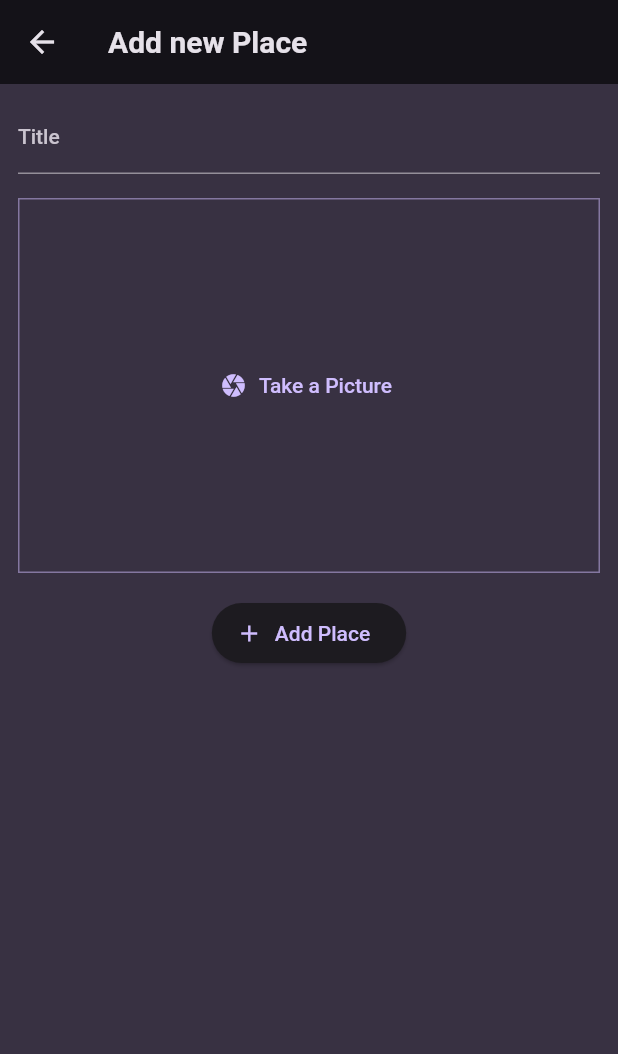
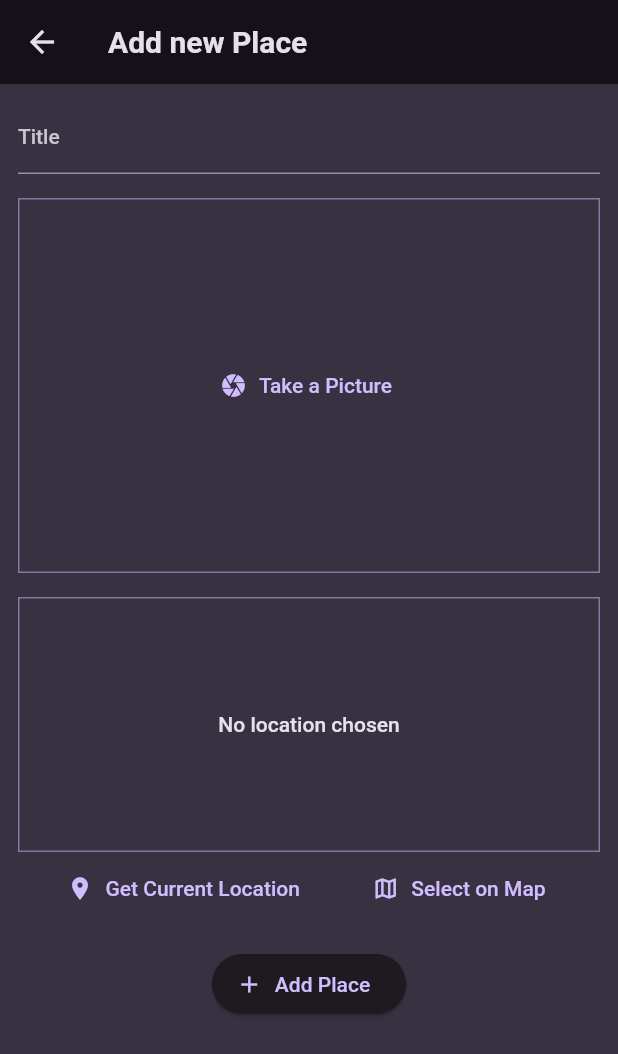
Before and after one commit to omerkincal/marked_locations, a Flutter app: the AddPlaceScreen screen opened directly, on a phone screen of 412 x 824 dp. Shown: the top 1054 px of the screen. Run offline on Flutter 3.47's test engine with Material 2 defaults, Android fonts, the light colour scheme and no system bars; our stand-ins replace flutter_riverpod, google_fonts, image_picker, location.

Commit message:
location version problem solved

```diff
--- a/lib/screens/add_place.dart
+++ b/lib/screens/add_place.dart
@@ -1,10 +1,11 @@
 import 'dart:io';
 
-import 'package:favorite_places/widgets/image_input.dart';
 import 'package:flutter/material.dart';
 import 'package:flutter_riverpod/flutter_riverpod.dart';
 
 import 'package:favorite_places/providers/user_places.dart';
+import 'package:favorite_places/widgets/image_input.dart';
+import 'package:favorite_places/widgets/location_input.dart';
 
 class AddPlaceScreen extends ConsumerStatefulWidget {
   const AddPlaceScreen({super.key});
@@ -62,6 +63,8 @@ class _AddPlaceScreenState extends ConsumerState<AddPlaceScreen> {
               },
             ),
             const SizedBox(height: 16),
+            LocationInput(),
+            const SizedBox(height: 16),
             ElevatedButton.icon(
               onPressed: _savePlace,
               icon: const Icon(Icons.add),
--- a/lib/widgets/location_input.dart
+++ b/lib/widgets/location_input.dart
@@ -0,0 +1,106 @@
+import 'dart:convert';
+
+import 'package:flutter/material.dart';
+import 'package:location/location.dart';
+import 'package:http/http.dart' as http;
+
+class LocationInput extends StatefulWidget {
+  const LocationInput({super.key});
+
+  @override
+  State<LocationInput> createState() => _LocationInputState();
+}
+
+class _LocationInputState extends State<LocationInput> {
+  // Location? _pickedLoaction;
+  var _isGettingLocation = false;
+
+  Future<void> _getCurrentLocation() async {
+    Location location = Location();
+
+    bool serviceEnabled;
+    PermissionStatus permissionGranted;
+    LocationData locationData;
+
+    serviceEnabled = await location.serviceEnabled();
+    if (!serviceEnabled) {
+      serviceEnabled = await location.requestService();
+      if (!serviceEnabled) {
+        return;
+      }
+    }
+
+    permissionGranted = await location.hasPermission();
+    if (permissionGranted == PermissionStatus.denied) {
+      permissionGranted = await location.requestPermission();
+      if (permissionGranted != PermissionStatus.granted) {
+        return;
+      }
+    }
+    setState(() {
+      _isGettingLocation = true;
+    });
+
+    locationData = await location.getLocation();
+    final lat = locationData.latitude;
+    final lng = locationData.longitude;
+
+    final url = Uri.parse(
+        'https://maps.googleapis.com/maps/api/geocode/json?latlng=$lat,$lng&key=AIzaSyDNTdd6U6AIrDLXk0taUuTU4_jAaU4JMkE');
+    final response = await http.get(url);
+    final responseData = json.decode(response.body);
+    final address = responseData['results'][0]['formatted_address'];
+    setState(() {
+      _isGettingLocation = false;
+    });
+    // debugPrint(locationData.latitude.toString());
+    // debugPrint(locationData.longitude.toString());
+  }
+
+  @override
+  Widget build(BuildContext context) {
+    Widget previewContent = Text(
+      'No location chosen',
+      textAlign: TextAlign.center,
+      style: Theme.of(context).textTheme.bodyLarge!.copyWith(
+            color: Theme.of(context).colorScheme.onBackground,
+          ),
+    );
+
+    if (_isGettingLocation) {
+      previewContent = const CircularProgressIndicator();
+    }
+
+    return Column(
+      children: [
+        Container(
+          alignment: Alignment.center,
+          height: 170,
+          width: double.infinity,
+          decoration: BoxDecoration(
+            border: Border.all(
+              width: 1,
+              color: Theme.of(context).colorScheme.primary.withOpacity(0.5),
+            ),
+          ),
+          child: previewContent,
+        ),
+        Row(
+          mainAxisAlignment: MainAxisAlignment.spaceEvenly,
+          children: [
+            TextButton.icon(
+              onPressed: _getCurrentLocation,
+              icon: const Icon(Icons.location_on),
+              label: const Text('Get Current Location'),
+            ),
+            TextButton.icon(
+              onPressed: () {},
+              icon: const Icon(Icons.map_outlined),
+              label: const Text('Select on Map'),
+            ),
+          ],
+        )
+      ],
+    );
+  }
+}
```
Also changed, not shown: pubspec.yaml (+8 -1 lines), pubspec.lock, 1 other file.
